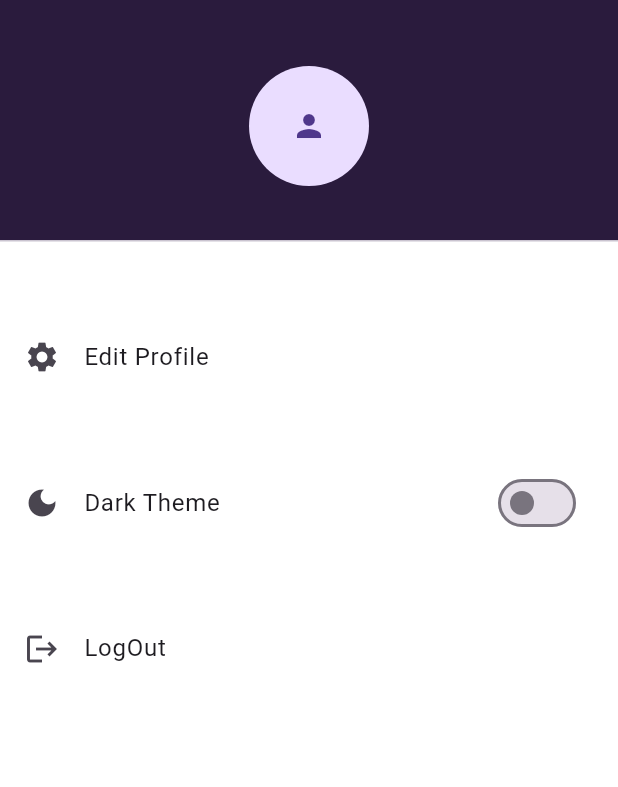
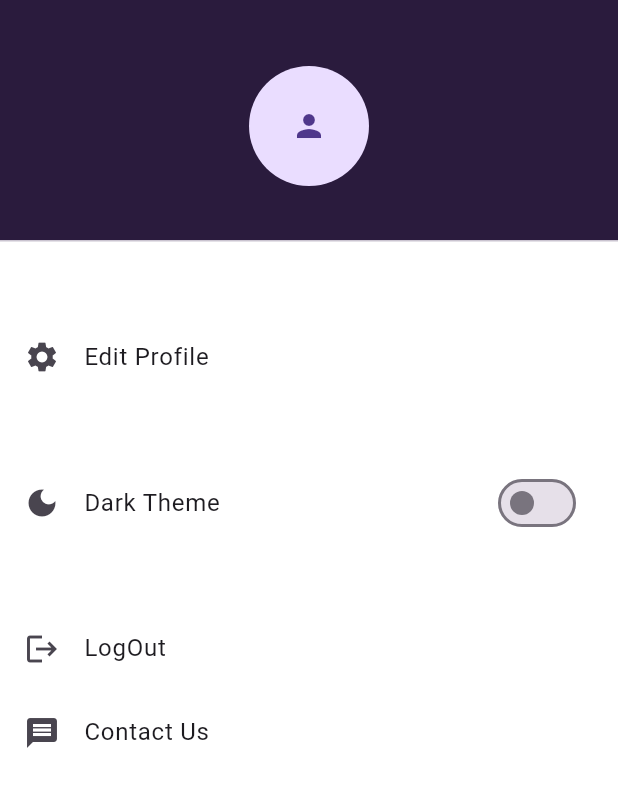
Before and after one commit to prashantSj789/quizmate, a Flutter app: the DrawerBox widget shown alone on an empty page, opened directly, on a phone screen of 412 x 824 dp. Shown: the top 787 px of the screen. Run offline on Flutter 3.47's test engine with Material 3 defaults, Android fonts, the phone set to English and light mode, and no system bars; our stand-ins replace dio, flutter_secure_storage, flutter_spinkit, google_fonts, lottie and 1 more; missing offline and left inert: dart:ffi, whatsapp_unilink; accounts and stored records are empty; network calls fail.

Commit message:
app complete

```diff
--- a/lib/widgets/drawer.dart
+++ b/lib/widgets/drawer.dart
@@ -1,6 +1,7 @@
 import 'package:flutter/material.dart';
 import 'package:provider/provider.dart';
 import 'package:quiz_app/Screens/loginscreen.dart';
+import 'package:quiz_app/webs/whatsaapweb.dart';
 import 'package:quiz_app/widgets/provider.dart';
 
 class DrawerBox extends StatefulWidget {
@@ -65,6 +66,16 @@ class _DrawerBoxState extends State<DrawerBox> {
                 },
               ),
             ),
+                        Center(
+              child: ListTile(
+                leading: const Icon(Icons.message),
+                title: const Text('Contact Us'),
+                onTap: () {
+                whatsaapchat chat = new whatsaapchat();
+                chat.contactUsLaunchWhatsapp();
+                },
+              ),
+            ),
           ],
         );
       }
--- a/pubspec.yaml
+++ b/pubspec.yaml
@@ -48,6 +48,8 @@ dependencies:
   flutter_secure_storage: ^4.2.1
   adaptive_theme: ^3.6.0
   provider: ^6.1.2
+  whatsapp_unilink: ^2.1.0
+  url_launcher: ^6.2.6
 
 dev_dependencies:
   flutter_test:
```
Also changed, not shown: lib/webs/whatsaapweb.dart (added, +21 -0 lines), pubspec.lock, 7 other files.
